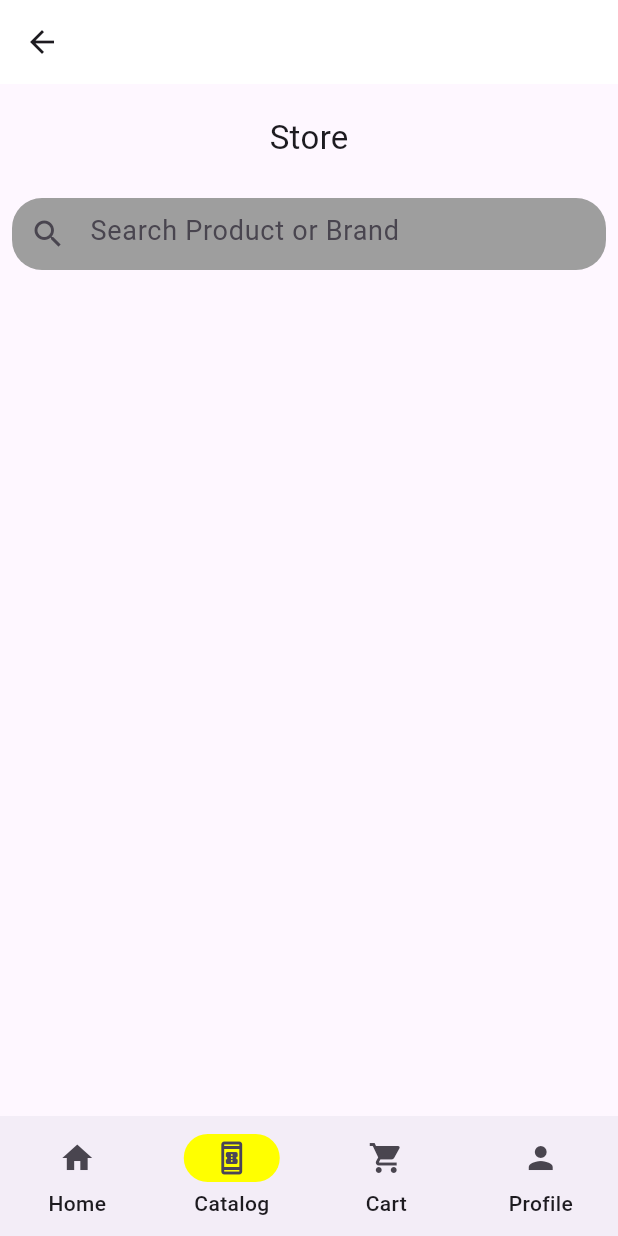
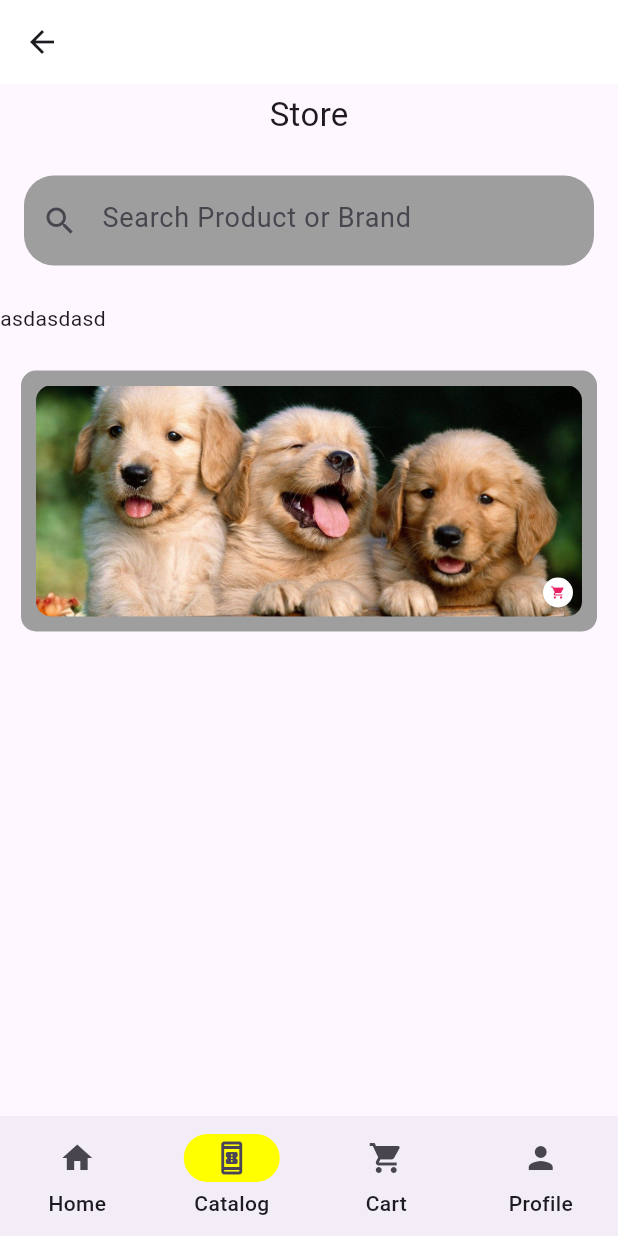
Before and after one commit to FrancisLydz1321/prelim-mobileSP2b, a Flutter app: the HomeScreen screen opened directly, item 2 of the bottom bar chosen, on a phone screen of 412 x 824 dp. Run offline on Flutter 3.47's test engine with Material 3 defaults, Android fonts, the phone set to English and light mode, and no system bars.

Commit message:
asdasdasd

```diff
--- a/lib/HomeScreen.dart
+++ b/lib/HomeScreen.dart
@@ -14,7 +14,8 @@ class _HomeScreenState extends State<HomeScreen> {
 
   final screens = [
     const Center(child: Text('Home', style: TextStyle(fontSize: 72))),
-    catalog(),
+    const catalog(),
+    //const Center(child: Text('Catalog', style: TextStyle(fontSize: 72))),
     const Center(child: Text('Cart', style: TextStyle(fontSize: 72))),
     const Center(child: Text('Profile', style: TextStyle(fontSize: 72))),
   ];
@@ -38,7 +39,7 @@ class _HomeScreenState extends State<HomeScreen> {
         data: NavigationBarThemeData(
           indicatorColor: Colors.yellowAccent,
           labelTextStyle: MaterialStateProperty.all(
-            TextStyle(
+            const TextStyle(
               fontSize: 14,
               fontWeight: FontWeight.w500,
             ),
@@ -62,3 +63,5 @@ class _HomeScreenState extends State<HomeScreen> {
     );
   }
 }
+
+// Widget catalog() {}
--- a/lib/pages/catalog.dart
+++ b/lib/pages/catalog.dart
@@ -8,22 +8,147 @@ class catalog extends StatefulWidget {
 }
 
 class _catalogState extends State<catalog> {
+  final List<Map<String, dynamic>> gridMap = [
+    {"title": "Dawg", "price": "\$80", "images": '/assets/images/dog_8.jpg'},
+    {
+      "title": "My_Dawg",
+      "price": "\$70",
+      "images": '/assets/images/dog_7.jfif'
+    },
+    {
+      "title": "Our_Dawg",
+      "price": "\$60",
+      "images": '/assets/images/dog_6.jfif'
+    },
+    {
+      "title": "Thou_Dawg",
+      "price": "\$50",
+      "images": '/assets/images/dog_5.jfif'
+    },
+  ];
+
   @override
   Widget build(BuildContext context) {
     return Scaffold(
-        body: Padding(
-      padding: const EdgeInsets.symmetric(horizontal: 8.0),
-      child: ListView(
+        body: ListView(
+      children: [
+        const SizedBox(height: 5),
+        storeTitle(),
+        // const Text('Search Product or Brand'),
+        const SizedBox(height: 25),
+        getSearch(),
+        const SizedBox(height: 25),
+        Text('asdasdasd'),
+        const SizedBox(height: 25),
+        Container(
+          width: MediaQuery.of(context).size.width,
+          margin: const EdgeInsets.only(right: 14.0, left: 14.0),
+          padding: const EdgeInsets.symmetric(horizontal: 10, vertical: 10),
+          decoration: BoxDecoration(
+            borderRadius: BorderRadius.circular(10.0),
+            color: Colors.grey,
+          ),
+          child: Column(
+            children: [
+              Stack(
+                children: [
+                  Container(
+                    height: 154,
+                    width: MediaQuery.of(context).size.width,
+                    decoration: BoxDecoration(
+                      borderRadius: BorderRadius.circular(10.0),
+                      image: const DecorationImage(
+                        image: AssetImage('assets/images/dog_9.1.jpg'),
+                        fit: BoxFit.cover,
+                      ),
+                    ),
+                  ),
+                  const Positioned(
+                    right: 6,
+                    bottom: 6,
+                    child: CircleAvatar(
+                      radius: 10,
+                      backgroundColor: Colors.white,
+                      child: Icon(Icons.shopping_cart,
+                          size: 10, color: Colors.pink),
+                    ),
+                  ),
+                ],
+              ),
+            ],
+          ),
+        ),
+      ],
+    ));
+  }
+}
+
+class petCard extends StatelessWidget {
+  final String? name;
+  // final String? type;
+  final String? price;
+  final String? image;
+
+  const petCard({super.key, this.name, this.price, this.image});
+
+  @override
+  Widget build(BuildContext context) {
+    return Container(
+      width: MediaQuery.of(context).size.width,
+      margin: const EdgeInsets.only(right: 14.0, left: 14.0),
+      padding: const EdgeInsets.symmetric(horizontal: 10, vertical: 10),
+      decoration: BoxDecoration(
+        borderRadius: BorderRadius.circular(10.0),
+        color: Colors.grey,
+      ),
+      child: Column(
         children: [
-          const SizedBox(height: 20),
-          getCustomAppBar(),
-          // const Text('Search Product or Brand'),
-          const SizedBox(height: 25),
-          getSearch(),
+          Stack(
+            children: [
+              Container(
+                height: 154,
+                width: MediaQuery.of(context).size.width,
+                decoration: BoxDecoration(
+                  borderRadius: BorderRadius.circular(10.0),
+                  image: DecorationImage(
+                    // image: AssetImage('assets/images/dog_9.1.jpg'),
+                    image: AssetImage(image.toString()),
+                    fit: BoxFit.cover,
+                  ),
+                ),
+              ),
+              Positioned(
+                right: 6,
+                bottom: 6,
+                child: CircleAvatar(
+                  radius: 10,
+                  backgroundColor: Colors.white,
+                  child:
+                      Icon(Icons.shopping_cart, size: 10, color: Colors.pink),
+                ),
+              ),
+            ],
+          ),
+          Text(
+            name.toString(),
+          ),
         ],
       ),
-    ));
+    );
   }
+}
+
+Widget storeTitle() {
+  return const Row(
+    mainAxisAlignment: MainAxisAlignment.center,
+    children: [
+      Center(
+          child: Text(
+        'Store',
+        style: TextStyle(fontSize: 22),
+      )),
+    ],
+  );
 }
 
 Widget getSearch() {
@@ -32,6 +157,8 @@ Widget getSearch() {
       Expanded(
         flex: 2,
         child: Container(
+          padding: const EdgeInsets.symmetric(vertical: 6.0),
+          margin: const EdgeInsets.only(right: 16.0, left: 16.0),
           decoration: BoxDecoration(
               borderRadius: BorderRadius.circular(20.0), color: Colors.grey),
           child: TextFormField(
@@ -51,15 +178,52 @@ Widget getSearch() {
   );
 }
 
-Widget getCustomAppBar() {
-  return Row(
-    mainAxisAlignment: MainAxisAlignment.center,
-    children: [
-      Center(
-          child: Text(
-        'Store',
-        style: TextStyle(fontSize: 22),
-      )),
-    ],
-  );
-}
+// import 'package:flutter/material.dart';
+
+// class catalog extends StatefulWidget {
+//   const catalog({super.key});
+
+//   @override
+//   State<catalog> createState() => _catalogState();
+// }
+
+// class _catalogState extends State<catalog> {
+//   final List<Map<String, dynamic>> gridMap = [
+//     {"title": "Dawg", "price": "\$80", "images": '/assets/images/dog_8.jpg'},
+//     {
+//       "title": "My_Dawg",
+//       "price": "\$70",
+//       "images": '/assets/images/dog_7.jfif'
+//     },
+//     {
+//       "title": "Our_Dawg",
+//       "price": "\$60",
+//       "images": '/assets/images/dog_6.jfif'
+//     },
+//     {
+//       "title": "Thou_Dawg",
+//       "price": "\$50",
+//       "images": '/assets/images/dog_5.jfif'
+//     },
+//   ];
+//   @override
+//   Widget build(BuildContext context) {
+//     return GridView.builder(
+//         physics: const NeverScrollableScrollPhysics(),
+//         gridDelegate: const SliverGridDelegateWithFixedCrossAxisCount(
+//           crossAxisCount: 2,
+//           crossAxisSpacing: 12.0,
+//           mainAxisSpacing: 12.0,
+//           mainAxisExtent: 310,
+//         ), itemBuilder: (_, index) {
+//       return Container(
+//         decoration: BoxDecoration(
+//           borderRadius: BorderRadius.circular(
+//             16.0,
+//           ),
+//           color: Colors.yellow,
+//         ),
+//       );
+//     });
+//   }
+// }
```
